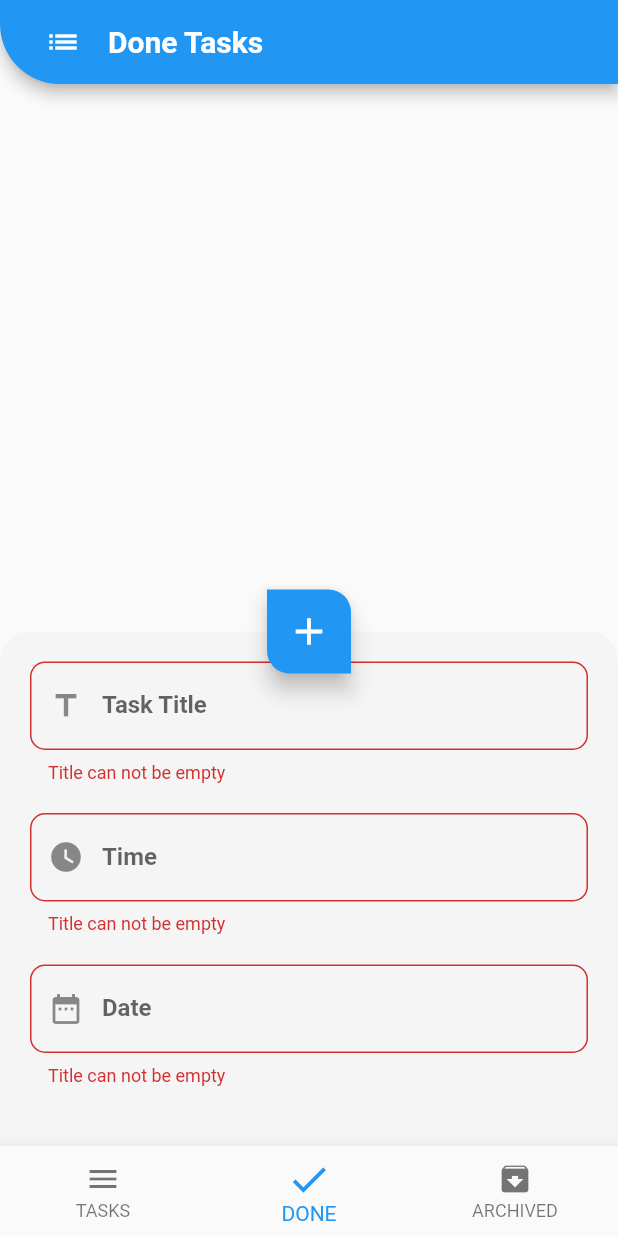
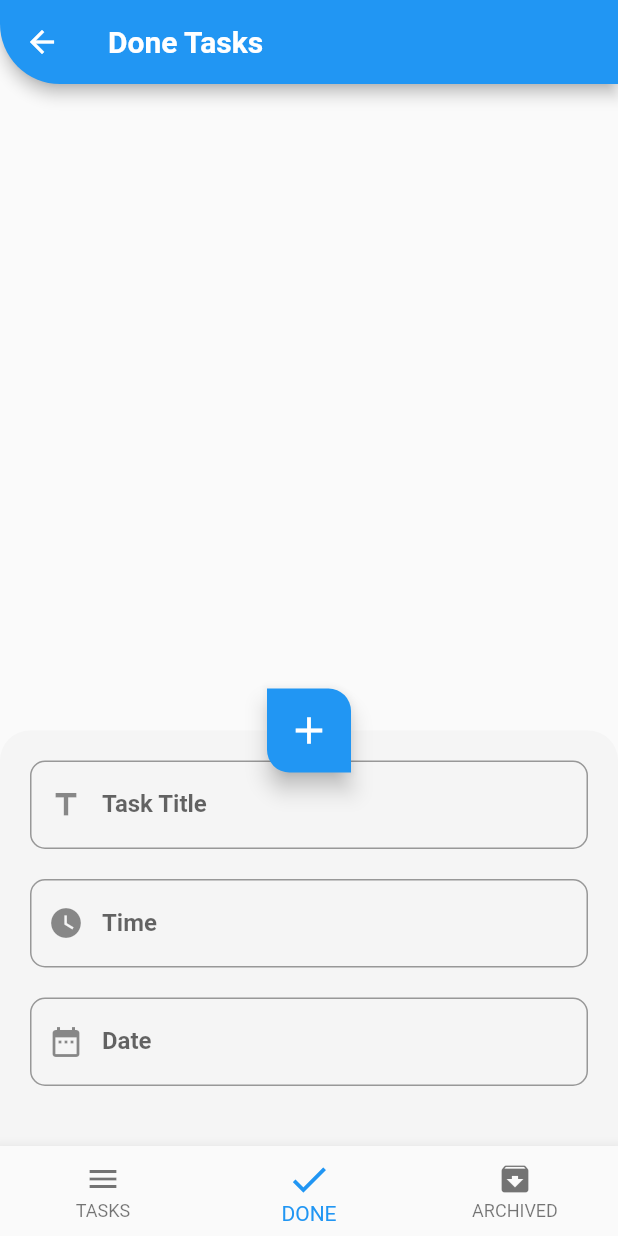
Before and after one commit to islam-abdelmajeed/ToDo-App, a Flutter app: the screen it shows after launch, item 2 of the bottom bar chosen, after a tap on the "edit" icon, after a tap on the "add" icon, on a phone screen of 412 x 824 dp. Run offline on Flutter 3.47's test engine with Material 2 defaults, Android fonts, the phone set to English and light mode, and no system bars; our stand-ins replace bloc, flutter_bloc, sqflite; accounts and stored records are empty.

Commit message:
final commit

```diff
--- a/lib/layout/home_layout.dart
+++ b/lib/layout/home_layout.dart
@@ -1,4 +1,3 @@
-import 'package:conditional_builder/conditional_builder.dart';
 import 'package:flutter/material.dart';
 import 'package:flutter_bloc/flutter_bloc.dart';
 import 'package:todo_app/shared/components/reusable_components.dart';
@@ -31,14 +30,6 @@ class HomeLayout extends StatelessWidget {
           return Scaffold(
             key: scaffoldKey,
             appBar: AppBar(
-              leading: Row(
-                children: [
-                  SizedBox(
-                    width: 30,
-                  ),
-                  Icon(Icons.list),
-                ],
-              ),
               title: Text(
                 cubit.titles[cubit.currentIndex],
                 style: TextStyle(
@@ -53,13 +44,7 @@ class HomeLayout extends StatelessWidget {
             ),
             body: Padding(
               padding: const EdgeInsets.symmetric(vertical: 10.0),
-              child: ConditionalBuilder(
-                condition: true,
-                builder: (context) => cubit.screens[cubit.currentIndex],
-                fallback: (context) => Center(
-                  child: CircularProgressIndicator(),
-                ),
-              ),
+              child: cubit.screens[cubit.currentIndex],
             ),
             floatingActionButtonLocation:
                 FloatingActionButtonLocation.centerFloat,
@@ -77,7 +62,7 @@ class HomeLayout extends StatelessWidget {
               ),
               onPressed: () {
                 if (cubit.bottomSheetIsOpened) {
-                  if (formKey.currentState.validate()) {
+                  if (formKey.currentState!.validate()) {
                     cubit.insertInDatabase(
                       title: titleController.text,
                       date: dateController.text,
@@ -85,7 +70,7 @@ class HomeLayout extends StatelessWidget {
                     );
                   }
                 } else {
-                  scaffoldKey.currentState
+                  scaffoldKey.currentState!
                       .showBottomSheet(
                         (context) => SingleChildScrollView(
                           child: Container(
@@ -111,7 +96,6 @@ class HomeLayout extends StatelessWidget {
                                     validator: (value) {
                                       if (value.isEmpty)
                                         return ('Title can not be empty');
-                                      return null;
                                     },
                                   ),
 
@@ -135,7 +119,7 @@ class HomeLayout extends StatelessWidget {
                                           initialTime: TimeOfDay.now(),
                                         ).then((value) {
                                           timeController.text =
-                                              value.format(context);
+                                              value!.format(context);
                                         });
                                       }),
 
@@ -163,7 +147,7 @@ class HomeLayout extends StatelessWidget {
                                               DateTime.parse('2099-04-01'),
                                         ).then((value) {
                                           dateController.text =
-                                              '${value.day} / ${value.month} / ${value.year}';
+                                              '${value?.day} / ${value?.month} / ${value?.year}';
                                         });
                                       }),
                                   SizedBox(
--- a/lib/main.dart
+++ b/lib/main.dart
@@ -1,5 +1,4 @@
 import 'package:flutter/material.dart';
-import 'package:splashscreen/splashscreen.dart';
 import 'package:todo_app/layout/home_layout.dart';
 
 void main() {
@@ -21,23 +20,7 @@ class MyApp extends StatelessWidget {
       routes: {
         HomeLayout.homeScreenRoute: (context) => HomeLayout(),
       },
-      home: SplashScreen(
-        seconds: 3,
-        loadingText: Text('loading..'),
-        loaderColor: Colors.blue,
-        backgroundColor: Colors.grey[100],
-        title: Text(
-          'Todo App',
-          style: TextStyle(
-            fontSize: 30.0,
-            fontWeight: FontWeight.bold,
-            color: Colors.blue,
-          ),
-        ),
-        navigateAfterSeconds: HomeLayout(),
-        image: Image.asset('assets/images/splash_screen.png'),
-        photoSize: 120.0,
-      ),
+      home: HomeLayout(),
     );
   }
 }
--- a/lib/shared/components/reusable_components.dart
+++ b/lib/shared/components/reusable_components.dart
@@ -1,24 +1,27 @@
+import 'package:flutter/cupertino.dart';
 import 'package:flutter/material.dart';
 import 'package:todo_app/shared/cubit/cubit.dart';
 
 Widget defaultTextEditing({
-  @required TextEditingController controller,
-  @required TextInputType type,
-  @required String text,
-  @required IconData prefix,
-  IconData suffix,
+  required TextEditingController controller,
+  required TextInputType type,
+  required String text,
+  required IconData prefix,
+  IconData? suffix,
   bool isPassword = false,
-  Function onChanged,
-  Function onSubmitted,
-  Function onShowPassword,
-  Function validator,
-  Function onTap,
+  Function? onChanged,
+  Function? onSubmitted,
+  Function? onShowPassword,
+  Function? validator,
+  Function? onTap,
 }) =>
     TextFormField(
       controller: controller,
       keyboardType: type,
       obscureText: isPassword,
-      validator: validator,
+      validator: (s){
+        validator!();
+      },
       decoration: InputDecoration(
         labelText: text,
         labelStyle: TextStyle(
@@ -30,18 +33,26 @@ Widget defaultTextEditing({
         prefixIcon: Icon(prefix),
         suffixIcon: IconButton(
           icon: Icon(suffix),
-          onPressed: onShowPassword,
+          onPressed: (){
+            onShowPassword!();
+          },
         ),
       ),
-      onFieldSubmitted: onSubmitted,
-      onChanged: onChanged,
-      onTap: onTap,
+      onFieldSubmitted: (s){
+        onSubmitted!();
+      },
+      onChanged: (s){
+        onChanged!();
+      },
+      onTap: (){
+        onTap!();
+      },
     );
 
 Widget defaultButton({
-  @required String label,
+  required String label,
   Color buttonColor = Colors.blue,
-  Function onPressButton,
+  Function? onPressButton,
 }) =>
     Container(
       width: double.infinity,
@@ -59,7 +70,9 @@ Widget defaultButton({
         ),
         color: buttonColor,
         splashColor: Colors.white,
-        onPressed: onPressButton,
+        onPressed: (){
+          onPressButton!();
+        },
       ),
     );
 
@@ -71,17 +84,17 @@ Widget buildTaskItem(Map data, context) {
       backgroundColor: Colors.green,
       mainAxisAlignment: MainAxisAlignment.start,
       icon: data['status'] == 'archive' ? Icons.undo : Icons.archive,
-      iconColor: Colors.grey[100],
+      iconColor: CupertinoColors.systemGrey4,
       label: data['status'] == 'archive' ? 'Un Archive Task' : 'Archive Task',
-      labelColor: Colors.grey[100],
+      labelColor: CupertinoColors.systemGrey4,
     ),
     secondaryBackground: buildDismissableDirectionElement(
       backgroundColor: Colors.redAccent,
       mainAxisAlignment: MainAxisAlignment.end,
       icon: Icons.delete,
-      iconColor: Colors.grey[100],
+      iconColor: CupertinoColors.systemGrey4,
       label: 'Delete Task',
-      labelColor: Colors.grey[100],
+      labelColor: CupertinoColors.systemGrey4,
     ),
     confirmDismiss: (direction) async {
       return showDialog(
@@ -314,37 +327,7 @@ Widget buildTaskItem(Map data, context) {
                   },
                   itemBuilder: (context) {
                     return <PopupMenuEntry>[
-                      buildPopupMenuItem(
-                        value: 1,
-                        title: data['status'] == 'done'
-                            ? 'Mark as un Done'
-                            : 'Mark as Done',
-                        icon:
-                            data['status'] == 'done' ? Icons.undo : Icons.done,
-                        iconColor: Colors.lightGreen,
-                      ),
-                      const PopupMenuDivider(
-                        height: 2.0,
-                      ),
-                      buildPopupMenuItem(
-                        value: 2,
-                        title: data['status'] == 'archive'
-                            ? 'Un Archive Task'
-                            : 'Archive Task',
-                        icon: data['status'] == 'archive'
-                            ? Icons.unarchive
-                            : Icons.archive,
-                        iconColor: Colors.black26,
-                      ),
-                      const PopupMenuDivider(
-                        height: 2.0,
-                      ),
-                      buildPopupMenuItem(
-                        value: 3,
-                        title: 'Delete Task',
-                        icon: Icons.delete,
-                        iconColor: Colors.redAccent,
-                      ),
+
                     ];
                   },
                   color: Colors.grey[100],
@@ -363,10 +346,10 @@ Widget buildTaskItem(Map data, context) {
 }
 
 Widget buildPopupMenuItem({
-  @required int value,
-  @required String title,
-  @required IconData icon,
-  @required Color iconColor,
+  required int value,
+  required String title,
+  required IconData icon,
+  required Color iconColor,
 }) {
   return PopupMenuItem(
     value: value,
@@ -387,12 +370,12 @@ Widget buildPopupMenuItem({
 }
 
 Widget buildDismissableDirectionElement({
-  @required Color backgroundColor,
-  @required MainAxisAlignment mainAxisAlignment,
-  @required IconData icon,
-  @required Color iconColor,
-  @required String label,
-  @required Color labelColor,
+  required Color backgroundColor,
+  required MainAxisAlignment mainAxisAlignment,
+  required IconData icon,
+  required Color iconColor,
+  required String label,
+  required Color labelColor,
 }) {
   return Container(
     padding: EdgeInsets.only(
--- a/lib/shared/cubit/cubit.dart
+++ b/lib/shared/cubit/cubit.dart
@@ -8,11 +8,11 @@ import 'package:todo_app/modules/new_tasks/new_tasks_screen.dart';
 import 'package:todo_app/shared/cubit/states.dart';
 
 class AppCubit extends Cubit<AppStates> {
-  AppCubit() : super(AppInitialStates());
+   AppCubit() : super(AppInitialStates());
 
   static AppCubit get(context) => BlocProvider.of(context);
 
-  Database database;
+  late Database database;
 
   List<Map> newTasks = [];
   List<Map> doneTasks = [];
@@ -67,19 +67,19 @@ class AppCubit extends Cubit<AppStates> {
   }
 
   insertInDatabase({
-    @required String title,
-    @required String date,
-    @required String time,
+    required String title,
+    required String date,
+    required String time,
   }) async {
     await database.transaction((txn) {
-      txn
+     return txn
           .rawInsert(
               'INSERT INTO tasks(title,date,time,status) VALUES("$title","$date","$time","new")')
           .then((value) {})
           .catchError((error) {
         print('Error : $error');
       });
-      return null;
+
     }).then((value) {
       emit(AppInsertDatabaseState());
       getDataFromDatabase(database);
@@ -105,15 +105,15 @@ class AppCubit extends Cubit<AppStates> {
   }
 
   void changeBottomSheetState({
-    @required bool isShow,
+    required bool isShow,
   }) {
     bottomSheetIsOpened = isShow;
     emit(AppChangeBottomSheetState());
   }
 
   void updateDatabaseData({
-    @required String status,
-    @required int id,
+    required String status,
+    required int id,
   }) {
     database.rawUpdate(
       'UPDATE tasks SET status = ? WHERE id = ?',
@@ -127,7 +127,7 @@ class AppCubit extends Cubit<AppStates> {
   }
 
   void deleteDataFromDatabase({
-    @required int id,
+    required int id,
   }) {
     database.rawDelete(
       'DELETE FROM tasks WHERE id = ?',
```
Also changed, not shown: pubspec.yaml (+5 -7 lines), pubspec.lock, 6 other files.
